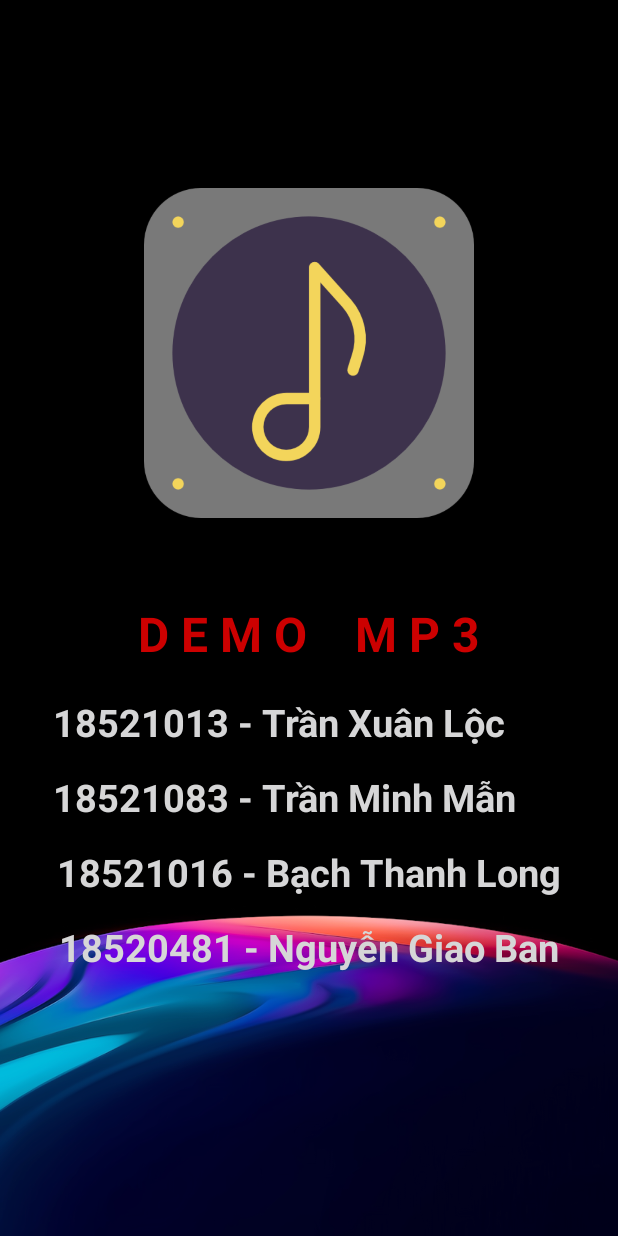
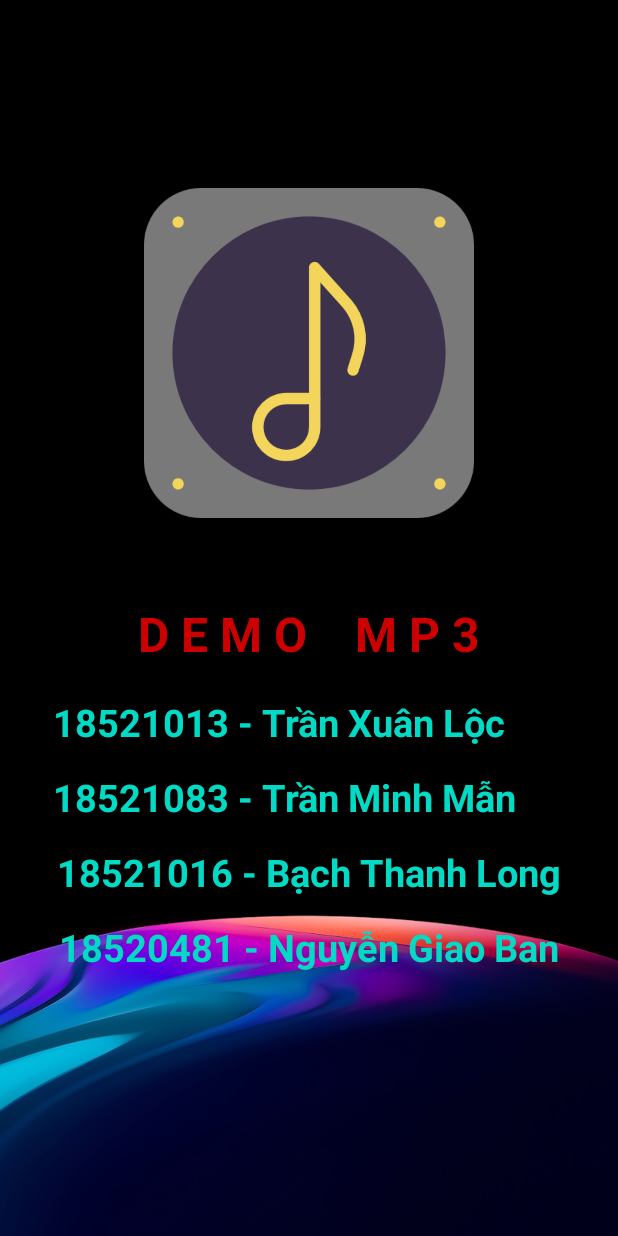
Before and after one commit to KidoShun-1412/Test, an Android app: the fragment Fragment_Profile shown on its own in the app's theme, on a phone screen of 412 x 824 dp. Run offline under Robolectric (Android 15) with nearby library versions, the phone set to English and light mode, and no system bars; Roboto replaces fonts that are not available here.

Commit message:
Edit giao diện, màu sắc

```diff
--- a/app/src/main/res/layout/dong_danh_sach_bai_hat.xml
+++ b/app/src/main/res/layout/dong_danh_sach_bai_hat.xml
@@ -4,7 +4,8 @@
     xmlns:app="http://schemas.android.com/apk/res-auto"
     xmlns:tools="http://schemas.android.com/tools"
     android:layout_width="match_parent"
-    android:layout_height="wrap_content">
+    android:layout_height="wrap_content"
+    android:background="#808080">
 
     <ImageView
         android:id="@+id/imageViewhinhbaihat"
--- a/app/src/main/res/layout/fragment_playlist.xml
+++ b/app/src/main/res/layout/fragment_playlist.xml
@@ -33,7 +33,7 @@
         android:paddingTop="10dp"
         android:paddingBottom="10dp"
         android:layout_marginBottom="8dp"
-        android:textColor="#0a0a0a"
+        android:textColor="#404040"
         android:layout_width="match_parent"
         android:layout_height="wrap_content"/>
 
--- a/app/src/main/res/layout/fragment_profile.xml
+++ b/app/src/main/res/layout/fragment_profile.xml
@@ -37,7 +37,7 @@
         android:layout_marginTop="20dp"
         android:layout_marginRight="40dp"
         android:text="18521013 - Trần Xuân Lộc"
-        android:textColor="@color/av_orange"
+        android:textColor="@color/colorAccent"
         android:textSize="25sp"
         android:textStyle="bold"
         app:layout_constraintEnd_toEndOf="parent"
@@ -51,7 +51,7 @@
         android:layout_marginTop="15dp"
         android:layout_marginRight="32dp"
         android:text="18521083 - Trần Minh Mẫn"
-        android:textColor="@color/av_orange"
+        android:textColor="@color/colorAccent"
         android:textSize="25sp"
         android:textStyle="bold"
         app:layout_constraintEnd_toEndOf="parent"
@@ -64,7 +64,7 @@
         android:layout_height="wrap_content"
         android:layout_marginTop="15dp"
         android:text="18521016 - Bạch Thanh Long"
-        android:textColor="@color/av_orange"
+        android:textColor="@color/colorAccent"
         android:textSize="25sp"
         android:textStyle="bold"
         app:layout_constraintEnd_toEndOf="parent"
@@ -77,7 +77,7 @@
         android:layout_height="wrap_content"
         android:layout_marginTop="15dp"
         android:text="18520481 - Nguyễn Giao Ban"
-        android:textColor="@color/av_orange"
+        android:textColor="@color/colorAccent"
         android:textSize="25sp"
         android:textStyle="bold"
         app:layout_constraintEnd_toEndOf="parent"
--- a/app/src/main/res/layout/fragment_thu_vien.xml
+++ b/app/src/main/res/layout/fragment_thu_vien.xml
@@ -37,6 +37,7 @@
             app:layout_constraintStart_toStartOf="parent"
             app:layout_constraintTop_toBottomOf="@+id/textView"
             app:tabIndicatorColor="#B5B4B4"
+            android:background="#527a7a"
             app:tabTextColor="#ACACAC"
             app:tabSelectedTextColor="#FFFFFF">
 
@@ -47,6 +48,7 @@
             android:layout_width="match_parent"
             android:layout_height="wrap_content"
             android:layout_marginTop="185dp"
+            android:background="#75a3a3"
             app:layout_constraintEnd_toEndOf="parent"
             app:layout_constraintStart_toStartOf="parent"
             app:layout_constraintTop_toBottomOf="@+id/tabLayouttv">
--- a/app/src/main/res/layout/fragment_thuvien_album.xml
+++ b/app/src/main/res/layout/fragment_thuvien_album.xml
@@ -5,7 +5,8 @@
     xmlns:tools="http://schemas.android.com/tools"
     android:background="#000"
     android:layout_width="match_parent"
-    android:layout_height="match_parent">
+    android:layout_height="match_parent"
+    android:backgroundTint="#1f2e2e">
 
     <TextView
         android:id="@+id/textView4"
--- a/app/src/main/res/layout/fragment_thuvien_nghesi.xml
+++ b/app/src/main/res/layout/fragment_thuvien_nghesi.xml
@@ -13,7 +13,7 @@
         android:layout_width="match_parent"
         android:layout_height="match_parent"
         android:layout_marginTop="16dp"
-        android:background="#000000"
+        android:background="#293d3d"
         android:elevation="6dp"
         app:layout_behavior="@string/appbar_scrolling_view_behavior">
         <androidx.recyclerview.widget.RecyclerView
@@ -21,6 +21,7 @@
             android:layout_width="match_parent"
             android:layout_height="wrap_content"
             android:minHeight="1000dp"
+            android:backgroundTint="#334d4d"
             app:layout_constraintStart_toStartOf="parent"
             app:layout_constraintTop_toTopOf="parent" />
     </androidx.core.widget.NestedScrollView>
--- a/app/src/main/res/layout/fragment_thuvien_playlist.xml
+++ b/app/src/main/res/layout/fragment_thuvien_playlist.xml
@@ -5,7 +5,8 @@
     xmlns:tools="http://schemas.android.com/tools"
     android:background="#000"
     android:layout_width="match_parent"
-    android:layout_height="match_parent">
+    android:layout_height="match_parent"
+    android:backgroundTint="#293d3d">
 
     <TextView
         android:id="@+id/textView2"
@@ -14,7 +15,7 @@
         android:layout_marginTop="150dp"
         android:text="Tạo playlist mới nghe nhạc nào"
         android:textColor="#FFFFFF"
-        android:textSize="30sp"
+        android:textSize="28sp"
         app:layout_constraintEnd_toEndOf="parent"
         app:layout_constraintStart_toStartOf="parent"
         app:layout_constraintTop_toTopOf="parent" />
--- a/app/src/main/res/layout/fragment_tim_kiem.xml
+++ b/app/src/main/res/layout/fragment_tim_kiem.xml
@@ -25,7 +25,7 @@
             android:theme="?attr/actionBarTheme"
             app:collapseIcon="?attr/actionModeCloseDrawable"
             app:title="Tìm bài hát, tìm người yêu..."
-            app:titleTextColor="@color/cardview_dark_background" />
+            app:titleTextColor="@color/colortimkiem" />
     </com.google.android.material.appbar.AppBarLayout>
 
     <androidx.recyclerview.widget.RecyclerView
--- a/app/src/main/res/values/colors.xml
+++ b/app/src/main/res/values/colors.xml
@@ -4,4 +4,5 @@
     <color name="colorPrimaryDark">#818181</color>
     <color name="colorAccent">#03DAC5</color>
     <color name="colorToolbar">#a845de</color>
+    <color name="colortimkiem">#264d73</color>
 </resources>
```
